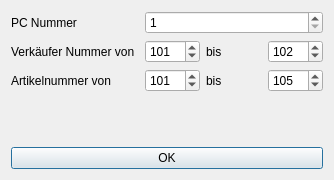
Old version of the form TuKi-Basar/Settings.ui in the repository Ulle84/UllesSourceCode.
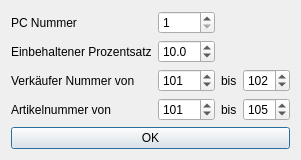
New version of the form.

The edit to the form file:
```diff
--- a/TuKi-Basar/Settings.ui
+++ b/TuKi-Basar/Settings.ui
@@ -6,8 +6,8 @@
    <rect>
     <x>0</x>
     <y>0</y>
-    <width>334</width>
-    <height>180</height>
+    <width>275</width>
+    <height>153</height>
    </rect>
   </property>
   <property name="windowTitle">
@@ -21,31 +21,7 @@
      </property>
     </widget>
    </item>
-   <item row="3" column="2">
-    <widget class="QSpinBox" name="spinBoxProductMin">
-     <property name="maximum">
-      <number>999</number>
-     </property>
-     <property name="value">
-      <number>101</number>
-     </property>
-    </widget>
-   </item>
-   <item row="2" column="3">
-    <widget class="QLabel" name="label_3">
-     <property name="text">
-      <string>bis</string>
-     </property>
-    </widget>
-   </item>
-   <item row="2" column="0" colspan="2">
-    <widget class="QLabel" name="label_6">
-     <property name="text">
-      <string>Verkäufer Nummer von</string>
-     </property>
-    </widget>
-   </item>
-   <item row="0" column="2" colspan="3">
+   <item row="0" column="1">
     <widget class="QSpinBox" name="spinBoxPc">
      <property name="minimum">
       <number>1</number>
@@ -55,7 +31,72 @@
      </property>
     </widget>
    </item>
-   <item row="3" column="4">
+   <item row="1" column="0">
+    <widget class="QLabel" name="label_2">
+     <property name="text">
+      <string>Einbehaltener Prozentsatz</string>
+     </property>
+    </widget>
+   </item>
+   <item row="2" column="0">
+    <widget class="QLabel" name="label_6">
+     <property name="text">
+      <string>Verkäufer Nummer von</string>
+     </property>
+    </widget>
+   </item>
+   <item row="2" column="1">
+    <widget class="QSpinBox" name="spinBoxSellerMin">
+     <property name="maximum">
+      <number>999</number>
+     </property>
+     <property name="value">
+      <number>101</number>
+     </property>
+    </widget>
+   </item>
+   <item row="2" column="2">
+    <widget class="QLabel" name="label_3">
+     <property name="text">
+      <string>bis</string>
+     </property>
+    </widget>
+   </item>
+   <item row="2" column="3">
+    <widget class="QSpinBox" name="spinBoxSellerMax">
+     <property name="maximum">
+      <number>999</number>
+     </property>
+     <property name="value">
+      <number>102</number>
+     </property>
+    </widget>
+   </item>
+   <item row="3" column="0">
+    <widget class="QLabel" name="label_4">
+     <property name="text">
+      <string>Artikelnummer von</string>
+     </property>
+    </widget>
+   </item>
+   <item row="3" column="1">
+    <widget class="QSpinBox" name="spinBoxProductMin">
+     <property name="maximum">
+      <number>999</number>
+     </property>
+     <property name="value">
+      <number>101</number>
+     </property>
+    </widget>
+   </item>
+   <item row="3" column="2">
+    <widget class="QLabel" name="label_5">
+     <property name="text">
+      <string>bis</string>
+     </property>
+    </widget>
+   </item>
+   <item row="3" column="3">
     <widget class="QSpinBox" name="spinBoxProductMax">
      <property name="maximum">
       <number>999</number>
@@ -65,17 +106,7 @@
      </property>
     </widget>
    </item>
-   <item row="2" column="2">
-    <widget class="QSpinBox" name="spinBoxSellerMin">
-     <property name="maximum">
-      <number>999</number>
-     </property>
-     <property name="value">
-      <number>101</number>
-     </property>
-    </widget>
-   </item>
-   <item row="5" column="0">
+   <item row="4" column="0">
     <spacer name="verticalSpacer">
      <property name="orientation">
       <enum>Qt::Vertical</enum>
@@ -88,37 +119,23 @@
      </property>
     </spacer>
    </item>
-   <item row="3" column="0" colspan="2">
-    <widget class="QLabel" name="label_4">
-     <property name="text">
-      <string>Artikelnummer von</string>
-     </property>
-    </widget>
-   </item>
-   <item row="3" column="3">
-    <widget class="QLabel" name="label_5">
-     <property name="text">
-      <string>bis</string>
-     </property>
-    </widget>
-   </item>
-   <item row="2" column="4">
-    <widget class="QSpinBox" name="spinBoxSellerMax">
-     <property name="maximum">
-      <number>999</number>
-     </property>
-     <property name="value">
-      <number>102</number>
-     </property>
-    </widget>
-   </item>
-   <item row="6" column="0" colspan="5">
+   <item row="5" column="0" colspan="4">
     <widget class="QPushButton" name="pushButtonOk">
      <property name="text">
       <string>OK</string>
      </property>
     </widget>
    </item>
+   <item row="1" column="1">
+    <widget class="QDoubleSpinBox" name="doubleSpinBoxDeductionPercentage">
+     <property name="decimals">
+      <number>1</number>
+     </property>
+     <property name="value">
+      <double>10.000000000000000</double>
+     </property>
+    </widget>
+   </item>
   </layout>
  </widget>
  <resources/>
```
Left out of the diff: 2 changed lines with no effect on the pictures.
